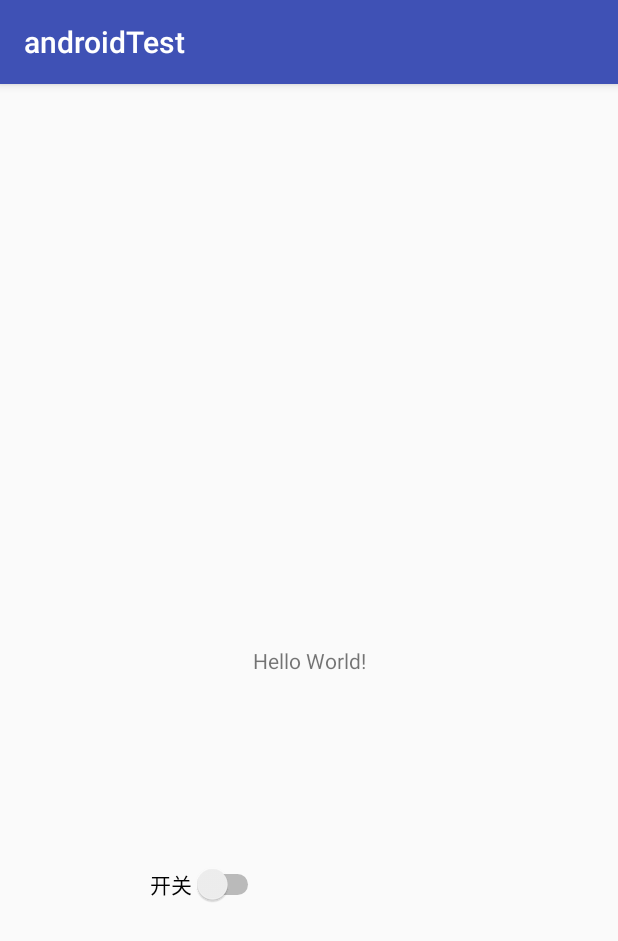
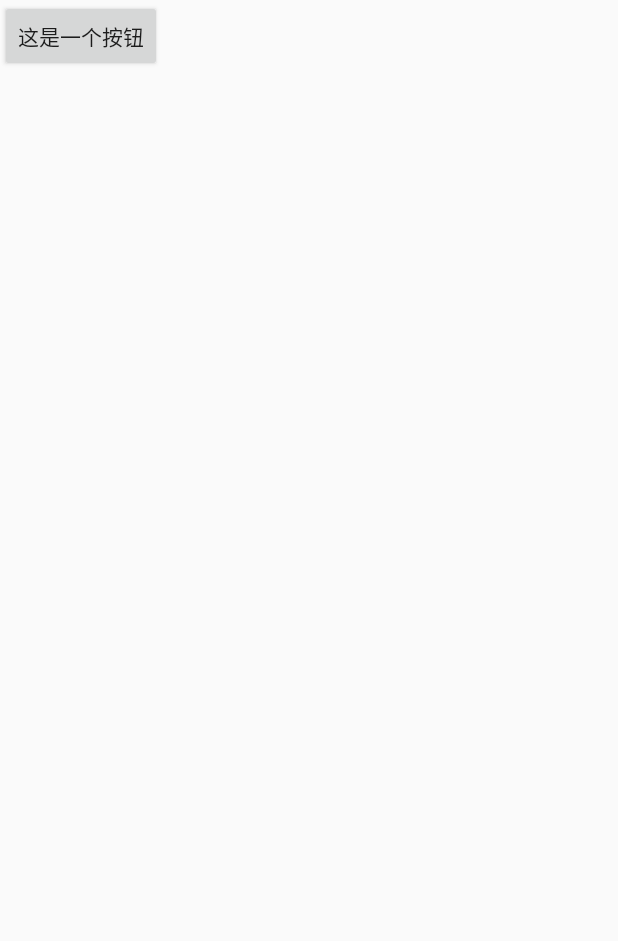
Before and after one commit to salas2738/androidTest, an Android app: the screen it shows after launch (MainActivity before the commit, Main2Activity after it), on a phone screen of 412 x 824 dp. Shown: the top 941 px of the screen. Run offline under Robolectric (Android 15) with nearby library versions, the phone set to English and light mode, and no system bars.

Commit message:
Initial commit

```diff
--- a/app/src/main/AndroidManifest.xml
+++ b/app/src/main/AndroidManifest.xml
@@ -10,6 +10,11 @@
         android:supportsRtl="true"
         android:theme="@style/AppTheme">
         <activity android:name=".MainActivity">
+
+        </activity>
+        <activity
+            android:name=".Main2Activity"
+            android:label="@string/title_activity_main2">
             <intent-filter>
                 <action android:name="android.intent.action.MAIN" />
 
--- /dev/null
+++ b/app/src/main/java/com/salas/androidtest/Main2Activity.java
@@ -0,0 +1,14 @@
+package com.salas.androidtest;
+
+import android.os.Bundle;
+import android.app.Activity;
+
+public class Main2Activity extends Activity {
+
+    @Override
+    protected void onCreate(Bundle savedInstanceState) {
+        super.onCreate(savedInstanceState);
+        setContentView(R.layout.activity_main2);
+    }
+
+}
--- a/app/src/main/res/layout/activity_main.xml
+++ b/app/src/main/res/layout/activity_main.xml
@@ -1,5 +1,5 @@
 <?xml version="1.0" encoding="utf-8"?>
-<android.support.constraint.ConstraintLayout xmlns:android="http://schemas.android.com/apk/res/android"
+<LinearLayout xmlns:android="http://schemas.android.com/apk/res/android"
     xmlns:app="http://schemas.android.com/apk/res-auto"
     xmlns:tools="http://schemas.android.com/tools"
     android:layout_width="match_parent"
@@ -10,26 +10,13 @@
         android:id="@+id/textView"
         android:layout_width="wrap_content"
         android:layout_height="wrap_content"
-        android:text="Hello World!"
-        app:layout_constraintBottom_toBottomOf="parent"
-        app:layout_constraintLeft_toLeftOf="parent"
-        app:layout_constraintRight_toRightOf="parent"
-        app:layout_constraintTop_toTopOf="parent" />
+        android:text="Hello World!" />
 
-    <Switch
-        android:id="@+id/switch1"
-        android:layout_width="wrap_content"
+    <Button
+        android:id="@+id/button_1"
+        android:layout_width="0dp"
         android:layout_height="wrap_content"
-        android:layout_marginBottom="171dp"
-        android:layout_marginEnd="226dp"
-        android:layout_marginLeft="90dp"
-        android:layout_marginRight="226dp"
-        android:layout_marginStart="90dp"
-        android:layout_marginTop="76dp"
-        android:text="@string/main.switch1"
-        app:layout_constraintBottom_toBottomOf="parent"
-        app:layout_constraintEnd_toEndOf="parent"
-        app:layout_constraintStart_toStartOf="parent"
-        app:layout_constraintTop_toBottomOf="@+id/textView" />
+        android:layout_weight="1"
+        android:text="@string/button" />
 
-</android.support.constraint.ConstraintLayout>
+</LinearLayout>
--- /dev/null
+++ b/app/src/main/res/layout/activity_main2.xml
@@ -0,0 +1,16 @@
+<?xml version="1.0" encoding="utf-8"?>
+<android.support.constraint.ConstraintLayout xmlns:android="http://schemas.android.com/apk/res/android"
+    xmlns:app="http://schemas.android.com/apk/res-auto"
+    xmlns:tools="http://schemas.android.com/tools"
+    android:layout_width="match_parent"
+    android:layout_height="match_parent"
+    tools:context=".Main2Activity">
+
+    <Button
+        android:id="@+id/button"
+        android:layout_width="wrap_content"
+        android:layout_height="wrap_content"
+        android:text="@string/button1"
+        tools:layout_editor_absoluteX="57dp"
+        tools:layout_editor_absoluteY="16dp" />
+</android.support.constraint.ConstraintLayout>
--- a/app/src/main/res/values/strings.xml
+++ b/app/src/main/res/values/strings.xml
@@ -1,4 +1,6 @@
 <resources>
     <string name="app_name">androidTest</string>
-    <string name="main.switch1">开关</string>
+    <string name="button">Button</string>
+    <string name="title_activity_main2">Main2Activity</string>
+    <string name="button1">这是一个按钮</string>
 </resources>
```
Also changed, not shown: app/src/main/java/com/salas/androidtest/MainActivity.java (+17 -1 lines).
